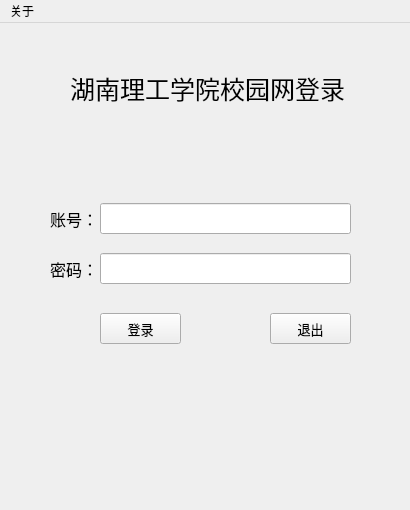
Old version of the form layout/ui/ui_mainwindow.ui in the repository wangxuanzhu/Campus_Network.
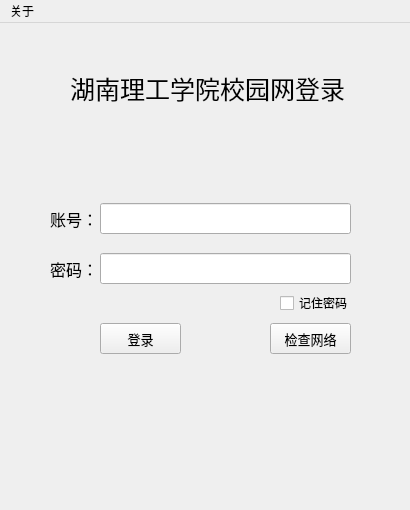
New version of the form.

The edit to the form file:
```diff
--- a/layout/ui/ui_mainwindow.ui
+++ b/layout/ui/ui_mainwindow.ui
@@ -165,7 +165,7 @@
     <property name="geometry">
      <rect>
       <x>100</x>
-      <y>290</y>
+      <y>300</y>
       <width>81</width>
       <height>31</height>
      </rect>
@@ -187,7 +187,7 @@
     <property name="geometry">
      <rect>
       <x>270</x>
-      <y>290</y>
+      <y>300</y>
       <width>81</width>
       <height>31</height>
      </rect>
@@ -202,7 +202,34 @@
      </font>
     </property>
     <property name="text">
-     <string>退出</string>
+     <string>检查网络</string>
+    </property>
+   </widget>
+   <widget class="QCheckBox" name="re_pwd">
+    <property name="geometry">
+     <rect>
+      <x>280</x>
+      <y>270</y>
+      <width>71</width>
+      <height>20</height>
+     </rect>
+    </property>
+    <property name="font">
+     <font>
+      <family>苹方-简</family>
+      <weight>50</weight>
+      <italic>false</italic>
+      <bold>false</bold>
+     </font>
+    </property>
+    <property name="text">
+     <string>记住密码</string>
+    </property>
+    <property name="iconSize">
+     <size>
+      <width>16</width>
+      <height>18</height>
+     </size>
     </property>
    </widget>
   </widget>
```
Left out of the diff: 2 changed lines with no effect on the pictures.
